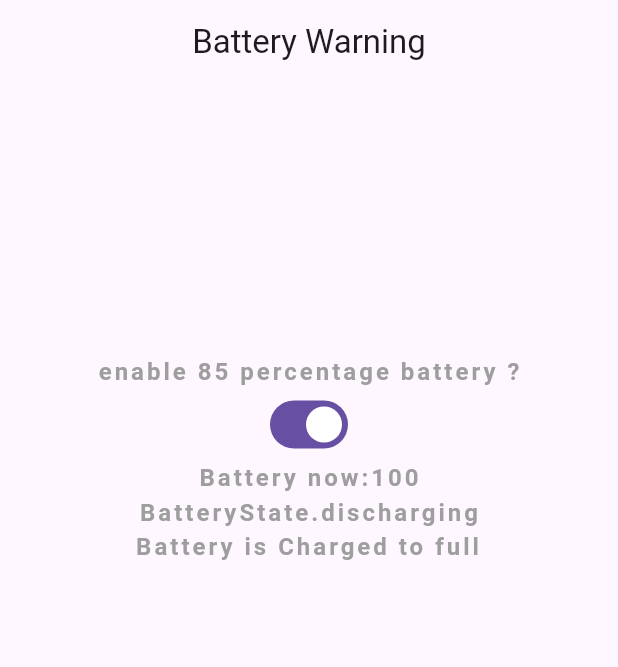
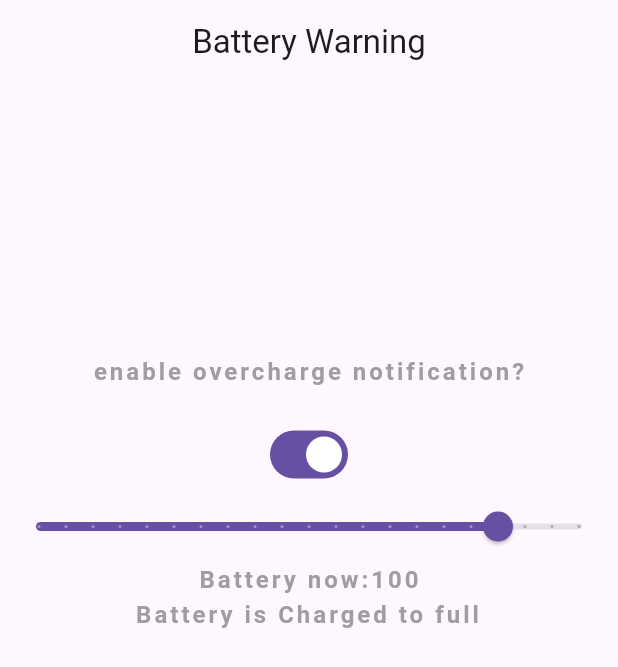
Before and after one commit to BornAsSlayer/My-Battery-Lives, a Flutter app: the screen it shows after launch, on a phone screen of 412 x 824 dp. Shown: the top 667 px of the screen. Run offline on Flutter 3.47's test engine with Material 2 defaults, Android fonts, the phone set to English and light mode, and no system bars; our stand-ins replace battery_plus; Roboto replaces fonts that are missing (SomeTypeMono, SomeTypemono, SometypeMono).

```diff
--- a/lib/main.dart
+++ b/lib/main.dart
@@ -1,7 +1,7 @@
 import 'package:flutter/material.dart';
 import 'package:my_battery_lives/widgets/Battery_Percentage_Text.dart';
 import 'package:my_battery_lives/widgets/battery_is_charged_as_per_your_requirement.dart';
-import 'package:my_battery_lives/widgets/battery_status_text.dart';
+import 'package:my_battery_lives/widgets/turn_on_switch.dart';
 
 void main() {
   runApp(MaterialApp(
@@ -20,7 +20,7 @@ class Home extends StatefulWidget {
 }
 
 class _HomeState extends State<Home> {
-  String labelText = 'enable 85 percentage battery ?';
+  String labelText = 'enable overcharge notification?';
 
   @override
   Widget build(BuildContext context) {
@@ -46,9 +46,11 @@ class _HomeState extends State<Home> {
                 fontFamily: 'SometypeMono',
               ),
             ),
-            const TurnOnSwitch(),
+            const SizedBox(
+              height: 20.0,
+            ),
+            const TurnOnSwitchAndSlider(),
             const BatteryPercentageText(),
-            const BatteryStatusText(),
             const BatteryIsChargedAsPerYourRequirement(),
           ],
         )
@@ -56,25 +58,3 @@ class _HomeState extends State<Home> {
     );
   }
 }
-
-class TurnOnSwitch extends StatefulWidget {
-  const TurnOnSwitch({super.key});
-
-  @override
-  State<TurnOnSwitch> createState() => _TurnOnSwitchState();
-}
-
-class _TurnOnSwitchState extends State<TurnOnSwitch> {
-  bool light = true;
-
-  @override
-  Widget build(BuildContext context) {
-    return Switch(
-      value: light,
-      onChanged: (bool value){
-        setState(() {
-          light = value;
-        });
-    });
-  }
-}
--- /dev/null
+++ b/lib/widgets/turn_on_switch.dart
@@ -0,0 +1,40 @@
+import 'package:flutter/material.dart';
+
+class TurnOnSwitchAndSlider extends StatefulWidget {
+  const TurnOnSwitchAndSlider({super.key});
+
+  @override
+  State<TurnOnSwitchAndSlider> createState() => _TurnOnSwitchAndSliderState();
+}
+
+class _TurnOnSwitchAndSliderState extends State<TurnOnSwitchAndSlider> {
+  bool light = true;
+  double currValueForSlider = 85;
+
+  @override
+  Widget build(BuildContext context) {
+    return Column(
+      children: [
+        Switch(
+          value: light,
+          onChanged: (bool value){
+            setState(() {
+              light = value;
+            });
+          }
+        ),
+        Slider(
+          value: currValueForSlider,
+          max: 100,
+          divisions: 20,
+          label: currValueForSlider.round().toString(),
+          onChanged: (double value) {
+            setState(() {
+              currValueForSlider = value;
+            });
+          }
+        )
+      ],
+    );
+  }
+}
```
Lines whose indentation alone changed are shown as unchanged.
